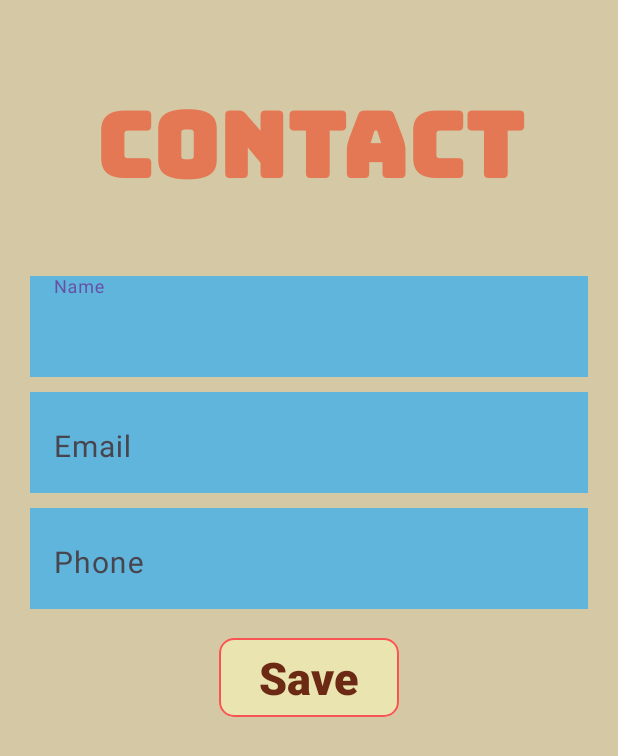
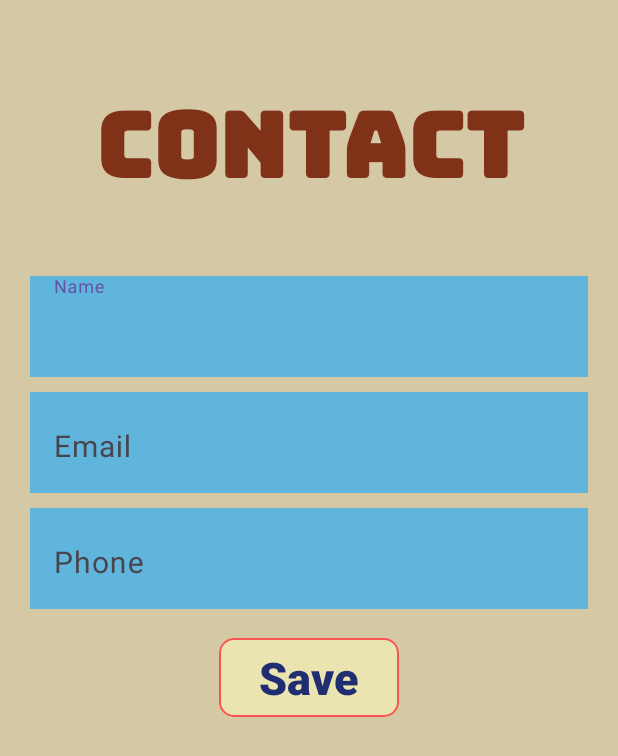
Before and after one commit to Niraviman-Singha/Contact-App, an Android app: the layout activity_main.xml on its own in the app's theme, with its tools: preview values and no code run, on a phone screen of 412 x 824 dp. Shown: the top 756 px of the screen. Run offline under Robolectric (Android 15) with nearby library versions, the phone set to English and light mode, and no system bars.

```diff
--- a/app/src/main/java/com/example/contact/ContactDatabase.kt
+++ b/app/src/main/java/com/example/contact/ContactDatabase.kt
@@ -7,7 +7,7 @@ import androidx.room.RoomDatabase
 
 @Database(entities = [Contact::class], version = 1)
 abstract class ContactDatabase: RoomDatabase() {
-    abstract fun studentDao():ContactDao
+    abstract fun ContactDao():ContactDao
 
     companion object{
         @Volatile
--- a/app/src/main/java/com/example/contact/MainActivity.kt
+++ b/app/src/main/java/com/example/contact/MainActivity.kt
@@ -37,7 +37,7 @@ class MainActivity : AppCompatActivity() {
         if(firstName.isNotEmpty() && lastName.isNotEmpty() && rollNo.isNotEmpty()){
             val contact = Contact(null, firstName, lastName, rollNo.toInt())
             GlobalScope.launch (Dispatchers.IO ){
-                contactDatabase.studentDao().insert(contact)
+                contactDatabase.ContactDao().insert(contact)
             }
             binding.nameET.text?.clear()
             binding.emailET.text?.clear()
--- a/app/src/main/res/layout/activity_main.xml
+++ b/app/src/main/res/layout/activity_main.xml
@@ -16,7 +16,7 @@
         android:fontFamily="@font/bungee_inline"
         android:text="Contact"
         android:textAlignment="center"
-        android:textColor="#E47855"
+        android:textColor="#803219"
         android:textSize="60sp"
         android:textStyle="bold">
 
@@ -36,6 +36,8 @@
             android:background="#60B5DC"
             android:hint="Name"
             android:inputType="text"
+            android:textColor="#111D60"
+            android:textColorHint="#453434"
             android:textSize="20sp">
 
         </com.google.android.material.textfield.TextInputEditText>
@@ -56,6 +58,8 @@
             android:background="#60B5DC"
             android:hint="Email"
             android:inputType="text"
+            android:textColor="#111D60"
+            android:textColorHint="#453434"
             android:textSize="20sp">
 
         </com.google.android.material.textfield.TextInputEditText>
@@ -76,6 +80,8 @@
             android:background="#60B5DC"
             android:hint="Phone"
             android:inputType="text"
+            android:textColor="#111D60"
+            android:textColorHint="#453434"
             android:textSize="20sp">
 
         </com.google.android.material.textfield.TextInputEditText>
@@ -90,7 +96,7 @@
         android:layout_marginTop="15dp"
         android:backgroundTint="#EAE4B0"
         android:text="Save"
-        android:textColor="#6C2A15"
+        android:textColor="#212D71"
         android:textSize="30sp"
         android:textStyle="bold"
         app:cornerRadius="10dp"
```
Also changed, not shown: app/src/main/res/drawable/rainbow_colorful_gradient_161845_2160x3840.jpg (added).
